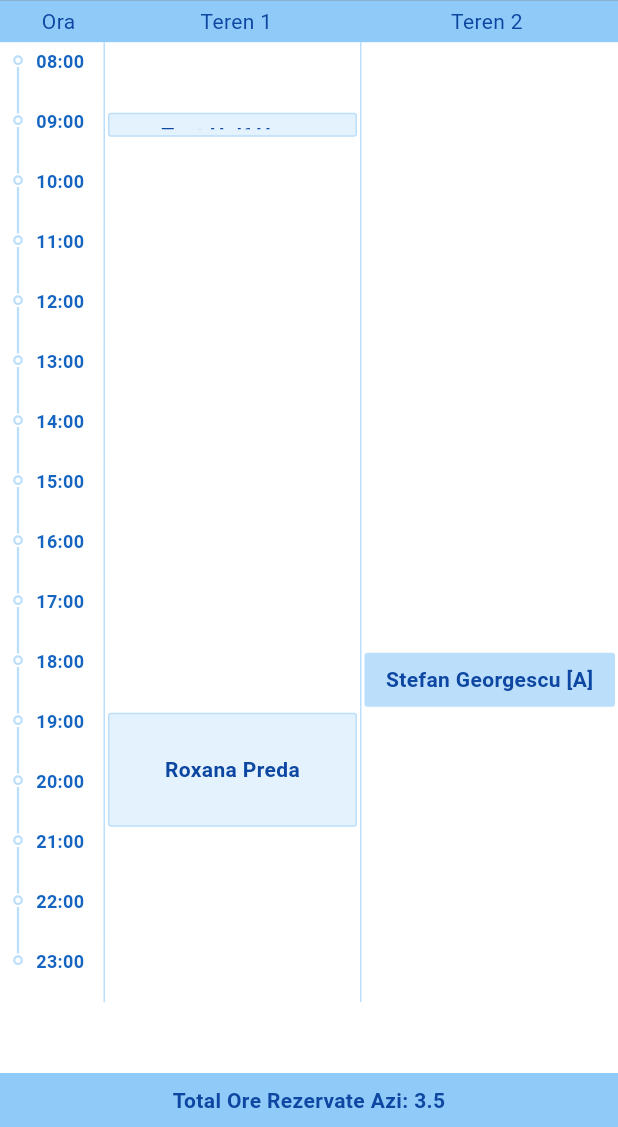
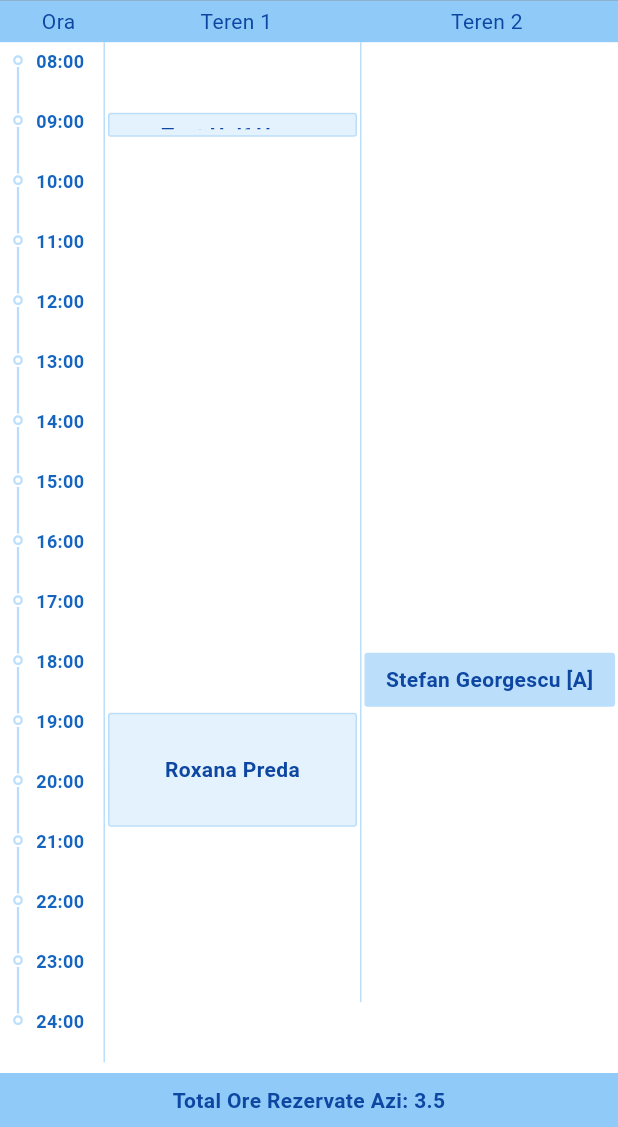
Before and after one commit to leopardus/tennis2025, a Flutter app: the PadelTimeUxPage screen opened directly, on a phone screen of 412 x 824 dp, the part 109-1236 px from its top. Run offline on Flutter 3.47's test engine with Material 3 defaults, Android fonts, the phone set to English and light mode, and no system bars; drawn by our look-alikes of carousel_slider; our stand-ins replace firebase_core, fl_chart, google_sign_in; accounts and stored records are empty.

Commit message:
lungime intervale pe zi in setari

```diff
--- a/lib/app_theme.dart
+++ b/lib/app_theme.dart
@@ -11,6 +11,12 @@ class AppTheme extends ChangeNotifier {
   Color get uxPrimaryText => _uxPrimaryText;
   Color get uxSubscriptionColor => _uxSubscriptionColor;
   Color get uxReservationColor => _uxReservationColor;
+
+  double _startHour = 8.0;
+  double _endHour = 24.0;
+
+  double get startHour => _startHour;
+  double get endHour => _endHour;
 
   void updateUxPageBackground(Color color) {
     _uxPageBackground = color;
@@ -31,4 +37,14 @@ class AppTheme extends ChangeNotifier {
     _uxReservationColor = color;
     notifyListeners();
   }
+
+  void updateStartHour(double hour) {
+    _startHour = hour;
+    notifyListeners();
+  }
+
+  void updateEndHour(double hour) {
+    _endHour = hour;
+    notifyListeners();
+  }
 }
--- a/lib/time_slot_table_ux.dart
+++ b/lib/time_slot_table_ux.dart
@@ -23,14 +23,11 @@ class TimeSlotTableUx extends StatefulWidget {
 class _TimeSlotTableUxState extends State<TimeSlotTableUx> {
   List<Map<String, dynamic>> _reservationsForDayTeren1 = [];
   List<Map<String, dynamic>> _reservationsForDayTeren2 = [];
-  double _totalHoursReservedToday = 0; // Changed to double
+  double _totalHoursReservedToday = 0;
   bool _isLoading = true;
   static bool _isDataLoaded = false;
 
   static const double _rowHeight = 40.0; // Represents 1 hour
-  static const int _startHour = 8;
-  static const int _endHour = 23;
-  static const int _hourCount = _endHour - _startHour + 1;
 
   @override
   void initState() {
@@ -76,12 +73,11 @@ class _TimeSlotTableUxState extends State<TimeSlotTableUx> {
         .where((res) => res['date'] == formattedDate)
         .toList();
 
-    double totalHours = 0; // Changed to double
+    double totalHours = 0;
     final countedIds = <String>{};
 
     for (var res in todayReservations) {
       if (!countedIds.contains(res['id'])) {
-        // Handle both int and double from JSON
         final start = (res['interval'][0] as num).toDouble();
         final end = (res['interval'][1] as num).toDouble();
         totalHours += (end - start);
@@ -100,7 +96,6 @@ class _TimeSlotTableUxState extends State<TimeSlotTableUx> {
   }
 
   void _deleteReservation(String id) {
-    // TODO: Add logic to delete subscription series
     mockReservations.removeWhere((res) => res['id'] == id);
     _processReservationsForDate();
     ScaffoldMessenger.of(context).showSnackBar(
@@ -224,7 +219,6 @@ class _TimeSlotTableUxState extends State<TimeSlotTableUx> {
     if (result == null) return;
 
     if (isEditing) {
-      // Find and update the reservation
       final index = mockReservations.indexWhere((res) => res['id'] == result['id']);
       if (index != -1) {
         setState(() {
@@ -233,14 +227,12 @@ class _TimeSlotTableUxState extends State<TimeSlotTableUx> {
         });
       }
     } else {
-      // --- Handle new reservation (single or subscription) ---
       final isSubscription = result['isSubscription'] ?? false;
       List<Map<String, dynamic>> reservationsToAdd = [];
       bool conflictFound = false;
       String? conflictDate;
 
       if (isSubscription && result['subscriptionEndDate'] != null) {
-        // --- Subscription Logic ---
         final subscriptionId = DateTime.now().millisecondsSinceEpoch.toString();
         DateTime currentDate = DateFormat('dd/MM/yyyy').parse(result['date']);
         final DateTime endDate = DateTime.parse(result['subscriptionEndDate']);
@@ -254,12 +246,10 @@ class _TimeSlotTableUxState extends State<TimeSlotTableUx> {
           currentDate = currentDate.add(const Duration(days: 7));
         }
       } else {
-        // --- Single Reservation Logic ---
         result['id'] = DateTime.now().millisecondsSinceEpoch.toString();
         reservationsToAdd.add(result);
       }
 
-      // --- Conflict Check for all reservations to be added ---
       for (final newRes in reservationsToAdd) {
         final double start = (newRes['interval'][0] as num).toDouble();
         final double end = (newRes['interval'][1] as num).toDouble();
@@ -280,7 +270,6 @@ class _TimeSlotTableUxState extends State<TimeSlotTableUx> {
         if (conflictFound) break;
       }
 
-      // --- Final Action ---
       if (mounted) {
         if (conflictFound) {
           ScaffoldMessenger.of(context).showSnackBar(
@@ -313,144 +302,87 @@ class _TimeSlotTableUxState extends State<TimeSlotTableUx> {
   @override
   Widget build(BuildContext context) {
     final theme = Provider.of<AppTheme>(context);
+    final int hourCount = (theme.endHour - theme.startHour).ceil();
+
     if (_isLoading) {
       return const Center(child: CircularProgressIndicator());
     }
 
         return Column(
-
           children: [
-
             Container(
-
               color: AppStyles.uxHeaderBackground,
-
               padding: const EdgeInsets.symmetric(horizontal: 4.0, vertical: 4.0),
-
               child: Row(
-
                 children: [
-
-                                    SizedBox(width: 70.0, child: Center(child: Text('Ora', style: TextStyle(color: theme.uxPrimaryText)))), // Fixed width for hour column header
-
+                                    SizedBox(width: 70.0, child: Center(child: Text('Ora', style: TextStyle(color: theme.uxPrimaryText)))),
                                     Expanded(
-
                                         flex: 3,
-
                                         child: Center(
-
                                             child: Text('Teren 1', style: TextStyle(color: theme.uxPrimaryText)))),
-
                                     Expanded(
-
                                         flex: 3,
-
                                         child: Center(
-
                                             child: Text('Teren 2', style: TextStyle(color: theme.uxPrimaryText)))),
-
                                   ],
-
                                 ),
-
                               ),
-
                               Expanded(
-
                                 child: SingleChildScrollView(
-
                                   child: Row(
-
                                     crossAxisAlignment: CrossAxisAlignment.start,
-
                                     children: [
-
-                                      SizedBox(width: 70.0, child: _buildHourColumn()), // Hour column with fixed width
-
+                                      SizedBox(width: 70.0, child: _buildHourColumn(hourCount, theme.startHour)),
                                         Expanded(
-
                                           flex: 3,
-
-                                          child: Container( // Wrapper for court 1 with right border
-
-                                            height: _hourCount * _rowHeight, // Explicitly set height
-
+                                          child: Container(
+                                            height: hourCount * _rowHeight,
                                             decoration: const BoxDecoration(
-
                                               border: Border(right: BorderSide(color: AppStyles.uxDividerColor)),
-
                                             ),
-
-                                            child: _buildCourtColumn(1, _reservationsForDayTeren1),
-
+                                            child: _buildCourtColumn(1, _reservationsForDayTeren1, theme.startHour),
                                           ),
-
                                         ),
-
                                         Expanded(
-
                                           flex: 3,
-
-                                          child: Container( // Wrapper for court 2, no right border
-
-                                            height: _hourCount * _rowHeight, // Explicitly set height
-
-                                            child: _buildCourtColumn(2, _reservationsForDayTeren2),
-
+                                          child: Container(
+                                            height: hourCount * _rowHeight,
+                                            child: _buildCourtColumn(2, _reservationsForDayTeren2, theme.startHour),
                                           ),
-
                                         ),
-
                   ],
-
                 ),
-
               ),
-
             ),
-
             Container(
-
               color: AppStyles.uxHeaderBackground,
-
               padding: const EdgeInsets.all(8.0),
-
               child: Center(
-
                 child: Text(
-
                   'Total Ore Rezervate Azi: ${_totalHoursReservedToday.toStringAsFixed(1)}',
                   style: TextStyle(color: theme.uxPrimaryText, fontWeight: FontWeight.bold),
-
                 ),
-
               ),
-
             ),
-
           ],
-
         );
-
       }
 
 
-
-      Widget _buildHourColumn() {
-        // The painter is placed behind the text column.
+      Widget _buildHourColumn(int hourCount, double startHour) {
         return Stack(
           children: [
             CustomPaint(
-              size: Size(70.0, _hourCount * _rowHeight),
+              size: Size(70.0, hourCount * _rowHeight),
               painter: _HourLinePainter(
-                hourCount: _hourCount,
+                hourCount: hourCount,
                 rowHeight: _rowHeight,
                 lineColor: AppStyles.uxDividerColor,
               ),
             ),
             Column(
-              children: List.generate(_hourCount, (index) {
-                final hour = _startHour + index;
+              children: List.generate(hourCount + 1, (index) { // +1 to include the last hour label
+                final hour = startHour + index;
                 return Container(
                   height: _rowHeight,
                   decoration: const BoxDecoration(
@@ -458,10 +390,10 @@ class _TimeSlotTableUxState extends State<TimeSlotTableUx> {
                       right: BorderSide(color: AppStyles.uxDividerColor),
                     ),
                   ),
-                  padding: const EdgeInsets.only(left: 24.0, top: 4.0, right: 4.0, bottom: 4.0), // Adjusted padding
+                  padding: const EdgeInsets.only(left: 24.0, top: 4.0, right: 4.0, bottom: 4.0),
                   alignment: Alignment.topLeft,
                   child: Text(
-                    DateFormat('HH:mm').format(DateTime(2024, 1, 1, hour)), // Changed format
+                    _formatHour(hour),
                     style: const TextStyle(color: AppStyles.uxSecondaryText, fontSize: AppStyles.fontSizeSmall, fontWeight: FontWeight.bold),
                   ),
                 );
@@ -472,76 +404,45 @@ class _TimeSlotTableUxState extends State<TimeSlotTableUx> {
       }
 
 
-
-      Widget _buildCourtColumn(int courtNum, List<Map<String, dynamic>> reservations) {
+      Widget _buildCourtColumn(int courtNum, List<Map<String, dynamic>> reservations, double startHour) {
         final theme = Provider.of<AppTheme>(context);
         return Stack(
-
           children: [
-
-            // --- Background for tap detection ---
-
             Positioned.fill(
-
               child: GestureDetector(
-
                 onTapDown: (details) {
                   final double y = details.localPosition.dy;
-                  // Calculate the hour with 30-min precision
-                  final double hour = _startHour + (y / _rowHeight);
-                  // Round to the nearest half hour
+                  final double hour = startHour + (y / _rowHeight);
                   final double slot = (hour * 2).round() / 2;
-                  _navigateToReservationForm(slot, courtNum);
+                  if (slot < theme.endHour) {
+                    _navigateToReservationForm(slot, courtNum);
+                  }
                 },
-
-                child: Container(color: Colors.transparent), // Transparent background to capture taps
-
+                child: Container(color: Colors.transparent),
               ),
-
             ),
-
-            // --- Reservation cards ---
-
             ...reservations.map((res) {
-              // Handle both int and double from JSON
               final double start = (res['interval'][0] as num).toDouble();
               final double end = (res['interval'][1] as num).toDouble();
 
-              final double top = (start - _startHour) * _rowHeight + 5.0; // Adjusted top position
+              final double top = (start - startHour) * _rowHeight + 5.0;
               final double height = (end - start) * _rowHeight;
 
-
-
               return Positioned(
-
                 top: top,
-
                 left: 0,
-
                 right: 0,
-
                 height: height,
-
                 child: InkWell(
-
                   onTap: () => _showReservationDetails(context, res),
-
                   child: Container(
-
                     decoration: BoxDecoration(
-
                       color: res['isSubscription'] == true
-
                           ? theme.uxSubscriptionColor
-
                           : theme.uxReservationColor,
-
                       borderRadius: BorderRadius.circular(AppStyles.uxReservationCardCornerRadius),
-
                       border: Border.all(
-
                         color: AppStyles.uxReservationCardBorder,
-
                         width: AppStyles.uxReservationCardBorderWidth,
                       ),
                     ),
@@ -582,21 +483,17 @@ class _HourLinePainter extends CustomPainter {
 
     final circlePaint = Paint()
       ..color = lineColor
-      ..style = PaintingStyle.stroke // Changed to stroke
-      ..strokeWidth = 1.5; // Added strokeWidth for the circle
+      ..style = PaintingStyle.stroke
+      ..strokeWidth = 1.5;
 
-    // Position the line near the right border, leaving space for the text on the left.
-    final double lineX = 12.0; // Adjusted lineX to the left
+    final double lineX = 12.0;
 
-    for (int i = 0; i < hourCount; i++) {
-      // Draw main hour circle
+    for (int i = 0; i < hourCount + 1; i++) { // +1 to include the last hour circle
       final currentY = i * rowHeight + 12.0;
       canvas.drawCircle(Offset(lineX, currentY), 2.5, circlePaint);
 
-      // Draw a line to the next hour mark
-      if (i < hourCount - 1) {
-        final nextY = (i + 1) * rowHeight + 12.0; // Adjusted nextY
-        // Draw the line from just below the current circle to just above the next circle
+      if (i < hourCount) { // Draw line only between the slots
+        final nextY = (i + 1) * rowHeight + 12.0;
         canvas.drawLine(Offset(lineX, currentY + 2.5 + 2.0), Offset(lineX, nextY - 2.5 - 2.0), linePaint);
       }
     }
```
Also changed, not shown: lib/reservation_form.dart (+5 -4 lines), lib/settings_page.dart (+78 -0 lines), lib/time_slot_table.dart (+16 -20 lines).
